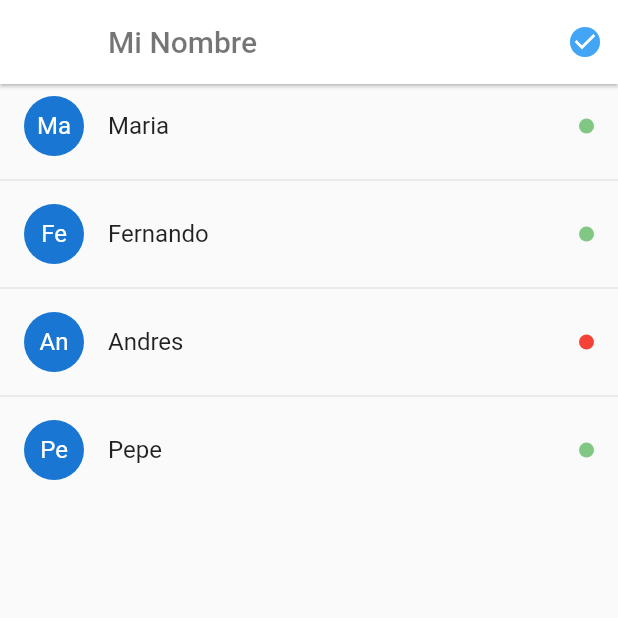
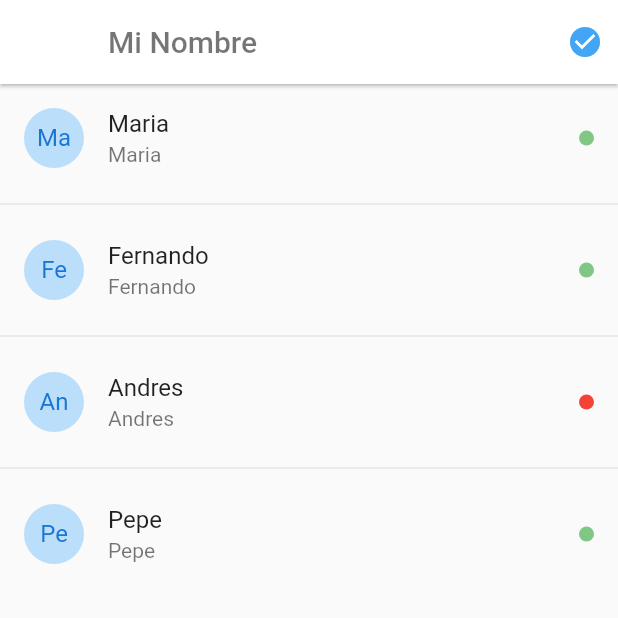
Before and after one commit to velascoandres/secret_chat_mobile, a Flutter app: the screen it shows after launch, on a phone screen of 412 x 824 dp, the top half of it. Run offline on Flutter 3.47's test engine with Material 2 defaults, Android fonts, the phone set to English and light mode, and no system bars; drawn by our look-alikes of pull_to_refresh.

```diff
--- a/lib/pages/usuarios_page.dart
+++ b/lib/pages/usuarios_page.dart
@@ -1,4 +1,7 @@
 import 'package:flutter/material.dart';
+
+import 'package:pull_to_refresh/pull_to_refresh.dart';
+
 import 'package:secret_chat_mobile/models/usuario.dart';
 
 class UsuariosPage extends StatefulWidget {
@@ -7,11 +10,14 @@ class UsuariosPage extends StatefulWidget {
 }
 
 class _UsuariosPageState extends State<UsuariosPage> {
+  RefreshController _refreshController = new RefreshController();
+
   final usuarios = [
     Usuario(uid: '1', nombre: 'Maria', email: 'marial@test.com', online: true),
     Usuario(
         uid: '2', nombre: 'Fernando', email: 'marial@test.com', online: true),
-    Usuario(uid: '3', nombre: 'Andres', email: 'marial@test.com', online: false),
+    Usuario(
+        uid: '3', nombre: 'Andres', email: 'marial@test.com', online: false),
     Usuario(uid: '4', nombre: 'Pepe', email: 'marial@test.com', online: true),
   ];
   @override
@@ -42,24 +48,54 @@ class _UsuariosPageState extends State<UsuariosPage> {
           ),
         ],
       ),
-        body: ListView.separated(
+      body: SmartRefresher(
+        controller: this._refreshController,
+        child: _buildUsersListView(),
+        enablePullDown: true,
+        onRefresh: this._cargarUsuarios,
+      ),
+    );
+  }
+
+  ListView _buildUsersListView() {
+    return ListView.separated(
       physics: BouncingScrollPhysics(),
-          itemBuilder: (_, i) => ListTile(
-            title: Text(usuarios[i].nombre),
+      itemBuilder: (_, i) => _buildUserListTile(usuarios[i]),
+      separatorBuilder: (_, i) => Divider(),
+      itemCount: this.usuarios.length,
+    );
+  }
+
+  ListTile _buildUserListTile(Usuario usuario) {
+    return ListTile(
+      title: Text(usuario.nombre),
+      subtitle: Text(usuario.nombre),
       leading: CircleAvatar(
-              child: Text(usuarios[i].nombre.substring(0, 2)),
+        child: Text(
+          usuario.nombre.substring(0, 2),
+        ),
+        backgroundColor: Colors.blue[100],
       ),
       trailing: Container(
         width: 10,
         height: 10,
         decoration: BoxDecoration(
-                color: usuarios[i].online ? Colors.green[300] : Colors.red,
+          color: usuario.online ? Colors.green[300] : Colors.red,
           borderRadius: BorderRadius.circular(100),
         ),
       ),
-          ),
-          separatorBuilder: (_, i) => Divider(),
-          itemCount: this.usuarios.length,
-        ));
+    );
+  }
+
+  _cargarUsuarios() async {
+    await Future.delayed(
+      Duration(milliseconds: 1000),
+    );
+    this.usuarios.add(
+          Usuario(
+              uid: '4', nombre: 'Pepe', email: 'marial@test.com', online: true),
+        );
+    setState(() {});
+    _refreshController.refreshCompleted();
   }
 }
--- a/pubspec.yaml
+++ b/pubspec.yaml
@@ -28,6 +28,7 @@ dependencies:
   # The following adds the Cupertino Icons font to your application.
   # Use with the CupertinoIcons class for iOS style icons.
   cupertino_icons: ^1.0.0
+  pull_to_refresh: ^1.6.3
 
 dev_dependencies:
   flutter_test:
```
Also changed, not shown: pubspec.lock. Lines whose indentation alone changed are shown as unchanged.
